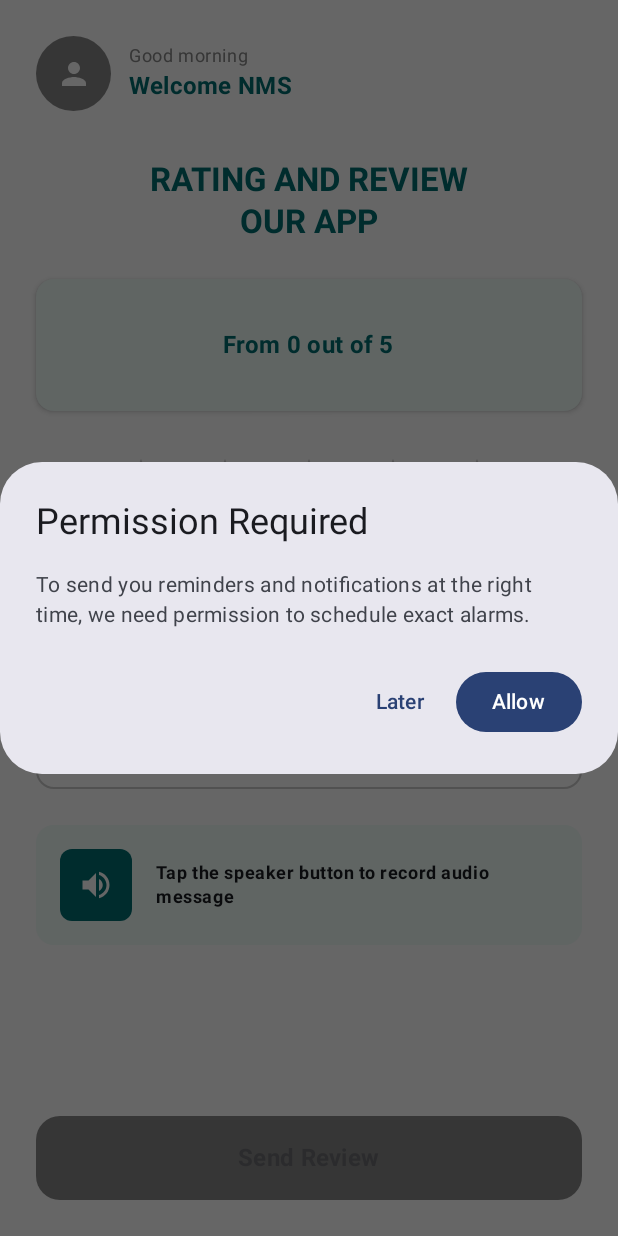
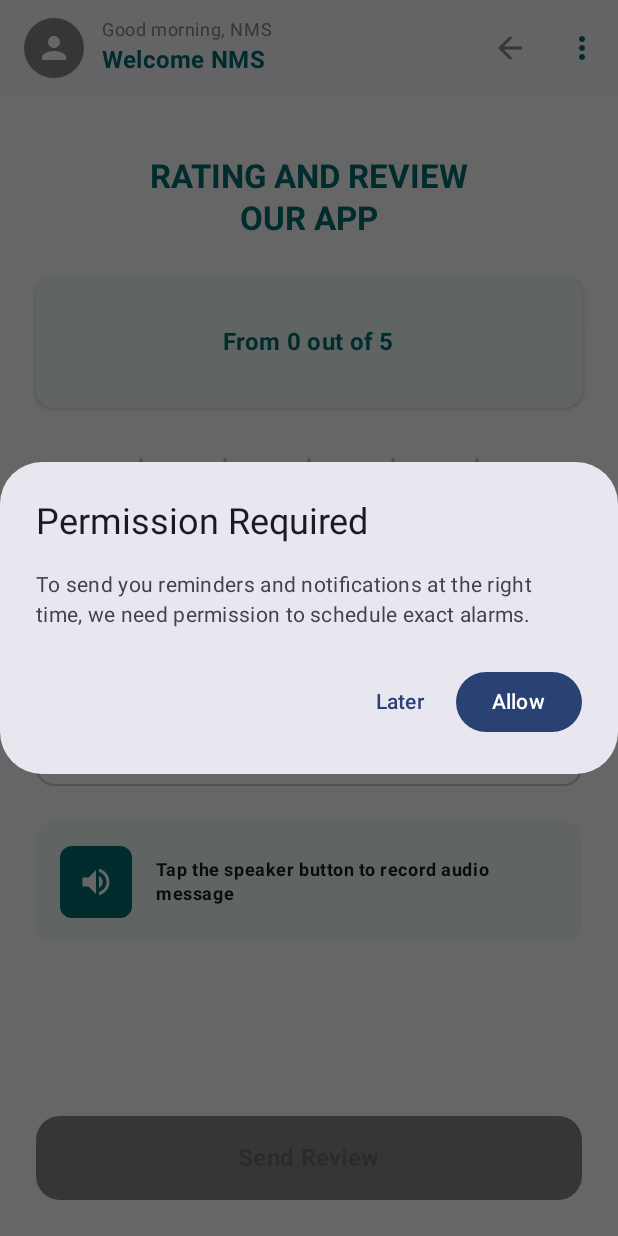
Before and after one commit to luispellizzon/NMS-Project, an Android app built with Jetpack Compose: the FeedbackScreen screen opened through its navigation route, on a phone screen of 412 x 824 dp. Run offline under Robolectric (Android 15) with nearby library versions, the phone set to English and light mode, and no system bars; our stand-ins replace Firebase (no records; nobody signed in at launch, a user with empty details on screens opened directly); 8 statements that could not run were skipped.

Commit message:
feat(mobile): add caregiver patient profile creation
Implement new patient screen with Firestore integration, automatic
caregiverId linking, and dashboard navigation updates.

```diff
--- a/nms-mobile/app/src/main/java/com/example/nms_mobile/navigation/Screen.kt
+++ b/nms-mobile/app/src/main/java/com/example/nms_mobile/navigation/Screen.kt
@@ -22,5 +22,6 @@ sealed class Screen(val route: String) {
     object Feedback : Screen("feedback")
 
     object News : Screen("news")
+    object AddPatient : Screen("add_patient")
 
 }
--- a/nms-mobile/app/src/main/java/com/example/nms_mobile/ui/components/TopBarTemplate.kt
+++ b/nms-mobile/app/src/main/java/com/example/nms_mobile/ui/components/TopBarTemplate.kt
@@ -4,6 +4,7 @@ import androidx.compose.foundation.background
 import androidx.compose.foundation.layout.*
 import androidx.compose.foundation.shape.CircleShape
 import androidx.compose.material.icons.Icons
+import androidx.compose.material.icons.automirrored.filled.ArrowBack
 import androidx.compose.material.icons.filled.Logout
 import androidx.compose.material.icons.filled.MoreVert
 import androidx.compose.material.icons.filled.Person
@@ -24,7 +25,9 @@ fun NmsTopAppBar(
     greeting: String,
     displayName: String,
     onLogoutClick: () -> Unit,
-    onFeedbackClick: () -> Unit
+    onFeedbackClick: () -> Unit,
+    // Add optional parameter for back navigation
+    onBackClick: (() -> Unit)? = null
 ) {
     var showMenu by remember { mutableStateOf(false) }
 
@@ -34,7 +37,7 @@ fun NmsTopAppBar(
                 verticalAlignment = Alignment.CenterVertically,
                 modifier = Modifier.fillMaxWidth()
             ) {
-                // Avatar (Profile picture placeholder)
+                // 1. Avatar (Left Side)
                 Box(
                     modifier = Modifier
                         .size(40.dp)
@@ -51,6 +54,7 @@ fun NmsTopAppBar(
 
                 Spacer(modifier = Modifier.width(12.dp))
 
+                // 2. Text (Middle - takes up remaining space)
                 Column(Modifier.weight(1f)) {
                     Text(
                         text = "$greeting, $displayName",
@@ -65,7 +69,20 @@ fun NmsTopAppBar(
                     )
                 }
 
-                // Menu button
+                // 3. Right Side Elements
+
+                // BACK BUTTON (Only shows if onBackClick is provided)
+                if (onBackClick != null) {
+                    IconButton(onClick = onBackClick) {
+                        Icon(
+                            imageVector = Icons.AutoMirrored.Filled.ArrowBack,
+                            contentDescription = "Back",
+                            tint = Color.Gray // Or TealPrimary depending on your preference
+                        )
+                    }
+                }
+
+                // MENU BUTTON
                 Box {
                     IconButton(onClick = { showMenu = true }) {
                         Icon(
--- a/nms-mobile/app/src/main/java/com/example/nms_mobile/ui/feature/feedback/FeedbackScreen.kt
+++ b/nms-mobile/app/src/main/java/com/example/nms_mobile/ui/feature/feedback/FeedbackScreen.kt
@@ -1,27 +1,25 @@
 package com.example.nms_mobile.ui.feature.feedback
 
+import androidx.compose.foundation.background
 import androidx.compose.foundation.clickable
 import androidx.compose.foundation.layout.*
+import androidx.compose.foundation.shape.RoundedCornerShape
 import androidx.compose.material.icons.Icons
-import androidx.compose.material.icons.filled.ArrowBack
 import androidx.compose.material.icons.filled.Star
-import androidx.compose.material.icons.filled.StarBorder
-import androidx.compose.material.icons.filled.Person
 import androidx.compose.material.icons.filled.VolumeUp
 import androidx.compose.material3.*
-import androidx.compose.foundation.background
-import androidx.compose.ui.draw.clip
 import androidx.compose.runtime.Composable
-import androidx.compose.runtime.LaunchedEffect
 import androidx.compose.runtime.collectAsState
 import androidx.compose.runtime.getValue
 import androidx.compose.ui.Alignment
 import androidx.compose.ui.Modifier
+import androidx.compose.ui.draw.clip
 import androidx.compose.ui.graphics.Color
 import androidx.compose.ui.text.font.FontWeight
 import androidx.compose.ui.unit.dp
 import androidx.lifecycle.viewmodel.compose.viewModel
 import com.example.nms_mobile.ui.TealPrimary
+import com.example.nms_mobile.ui.components.NmsTopAppBar
 
 @OptIn(ExperimentalMaterial3Api::class)
 @Composable
@@ -31,6 +29,7 @@ fun FeedbackScreen(
 ) {
     val uiState by viewModel.uiState.collectAsState()
 
+    // Success Dialog
     if (uiState.isSuccess) {
         AlertDialog(
             onDismissRequest = {
@@ -51,7 +50,17 @@ fun FeedbackScreen(
     }
 
     Scaffold(
-        containerColor = Color.White
+        containerColor = Color.White,
+        topBar = {
+            // Using the shared NmsTopAppBar
+            NmsTopAppBar(
+                greeting = uiState.greeting,
+                displayName = uiState.displayName,
+                onLogoutClick = { /* Optional: Add logout logic if needed */ },
+                onFeedbackClick = { /* Already on feedback screen */ },
+                onBackClick = onBackClick // This places the arrow on the right side
+            )
+        }
     ) { padding ->
         Column(
             modifier = Modifier
@@ -60,45 +69,10 @@ fun FeedbackScreen(
                 .padding(24.dp),
             horizontalAlignment = Alignment.CenterHorizontally
         ) {
-            // Custom Header
-            Row(
-                verticalAlignment = Alignment.CenterVertically,
-                modifier = Modifier.fillMaxWidth()
-            ) {
-                // Profile Image Placeholder
-                Box(
-                    modifier = Modifier
-                        .size(50.dp)
-                        .clip(androidx.compose.foundation.shape.CircleShape)
-                        .background(Color.Gray), // Placeholder for image
-                    contentAlignment = Alignment.Center
-                ) {
-                    Icon(
-                        imageVector = androidx.compose.material.icons.Icons.Default.Person,
-                        contentDescription = "Profile",
-                        tint = Color.White
-                    )
-                }
 
-                Spacer(modifier = Modifier.width(12.dp))
+            Spacer(modifier = Modifier.height(16.dp))
 
-                Column {
-                    Text(
-                        text = uiState.greeting,
-                        style = MaterialTheme.typography.bodySmall,
-                        color = Color.Gray
-                    )
-                    Text(
-                        text = "Welcome ${uiState.displayName}",
-                        style = MaterialTheme.typography.titleMedium,
-                        color = TealPrimary,
-                        fontWeight = FontWeight.Bold
-                    )
-                }
-            }
-
-            Spacer(modifier = Modifier.height(32.dp))
-
+            // Title
             Text(
                 text = "RATING AND REVIEW\nOUR APP",
                 style = MaterialTheme.typography.titleLarge.copy(
@@ -110,10 +84,10 @@ fun FeedbackScreen(
 
             Spacer(modifier = Modifier.height(24.dp))
 
-            // Rating Card
+            // Rating Score Card
             Card(
                 colors = CardDefaults.cardColors(containerColor = Color(0xFFF0FDF9)), // Light mint/teal
-                shape = androidx.compose.foundation.shape.RoundedCornerShape(12.dp),
+                shape = RoundedCornerShape(12.dp),
                 elevation = CardDefaults.cardElevation(defaultElevation = 2.dp),
                 modifier = Modifier.fillMaxWidth()
             ) {
@@ -135,16 +109,16 @@ fun FeedbackScreen(
 
             Spacer(modifier = Modifier.height(24.dp))
 
-            // Stars
+            // Star Selection
             Row(
                 horizontalArrangement = Arrangement.Center,
                 modifier = Modifier.fillMaxWidth()
             ) {
                 for (i in 1..5) {
                     Icon(
-                        imageVector = Icons.Default.Star, // Always filled star shape
+                        imageVector = Icons.Default.Star,
                         contentDescription = "Star $i",
-                        tint = if (i <= uiState.rating) TealPrimary else Color.LightGray, // Teal for filled, Gray for empty
+                        tint = if (i <= uiState.rating) TealPrimary else Color.LightGray,
                         modifier = Modifier
                             .size(56.dp)
                             .clickable { viewModel.onRatingChanged(i) }
@@ -155,7 +129,7 @@ fun FeedbackScreen(
 
             Spacer(modifier = Modifier.height(24.dp))
 
-            // Comments
+            // Comment Input
             Text(
                 text = "Comments",
                 style = MaterialTheme.typography.bodyMedium,
@@ -168,7 +142,7 @@ fun FeedbackScreen(
                 modifier = Modifier
                     .fillMaxWidth()
                     .height(120.dp),
-                shape = androidx.compose.foundation.shape.RoundedCornerShape(12.dp),
+                shape = RoundedCornerShape(12.dp),
                 colors = OutlinedTextFieldDefaults.colors(
                     unfocusedBorderColor = Color.LightGray,
                     focusedBorderColor = TealPrimary
@@ -180,7 +154,7 @@ fun FeedbackScreen(
             // Audio Message Button (Placeholder UI)
             Card(
                 colors = CardDefaults.cardColors(containerColor = Color(0xFFF0FDF9)),
-                shape = androidx.compose.foundation.shape.RoundedCornerShape(12.dp),
+                shape = RoundedCornerShape(12.dp),
                 modifier = Modifier.fillMaxWidth()
             ) {
                 Row(
@@ -190,16 +164,15 @@ fun FeedbackScreen(
                     Box(
                         modifier = Modifier
                             .size(48.dp)
-                            .clip(androidx.compose.foundation.shape.RoundedCornerShape(8.dp))
+                            .clip(RoundedCornerShape(8.dp))
                             .background(TealPrimary),
                         contentAlignment = Alignment.Center
                     ) {
-                         // Need a speaker icon, using a placeholder or standard icon
-                         Icon(
-                             imageVector = androidx.compose.material.icons.Icons.Default.VolumeUp,
-                             contentDescription = "Record",
-                             tint = Color.White
-                         )
+                        Icon(
+                            imageVector = Icons.Default.VolumeUp,
+                            contentDescription = "Record",
+                            tint = Color.White
+                        )
                     }
                     Spacer(modifier = Modifier.width(16.dp))
                     Text(
@@ -219,7 +192,7 @@ fun FeedbackScreen(
                 modifier = Modifier
                     .fillMaxWidth()
                     .height(56.dp),
-                shape = androidx.compose.foundation.shape.RoundedCornerShape(16.dp),
+                shape = RoundedCornerShape(16.dp),
                 colors = ButtonDefaults.buttonColors(
                     containerColor = TealPrimary,
                     disabledContainerColor = Color.Gray
```
Also changed, not shown: nms-mobile/app/src/main/java/com/example/nms_mobile/navigation/AppNavigation.kt (+18 -0 lines), nms-mobile/app/src/main/java/com/example/nms_mobile/navigation/routes/Route.kt (+14 -2 lines), nms-mobile/app/src/main/java/com/example/nms_mobile/ui/feature/addpatient/AddPatientScreen.kt (added, +140 -0 lines), nms-mobile/app/src/main/java/com/example/nms_mobile/ui/feature/addpatient/AddPatientViewModel.kt (added, +69 -0 lines).
